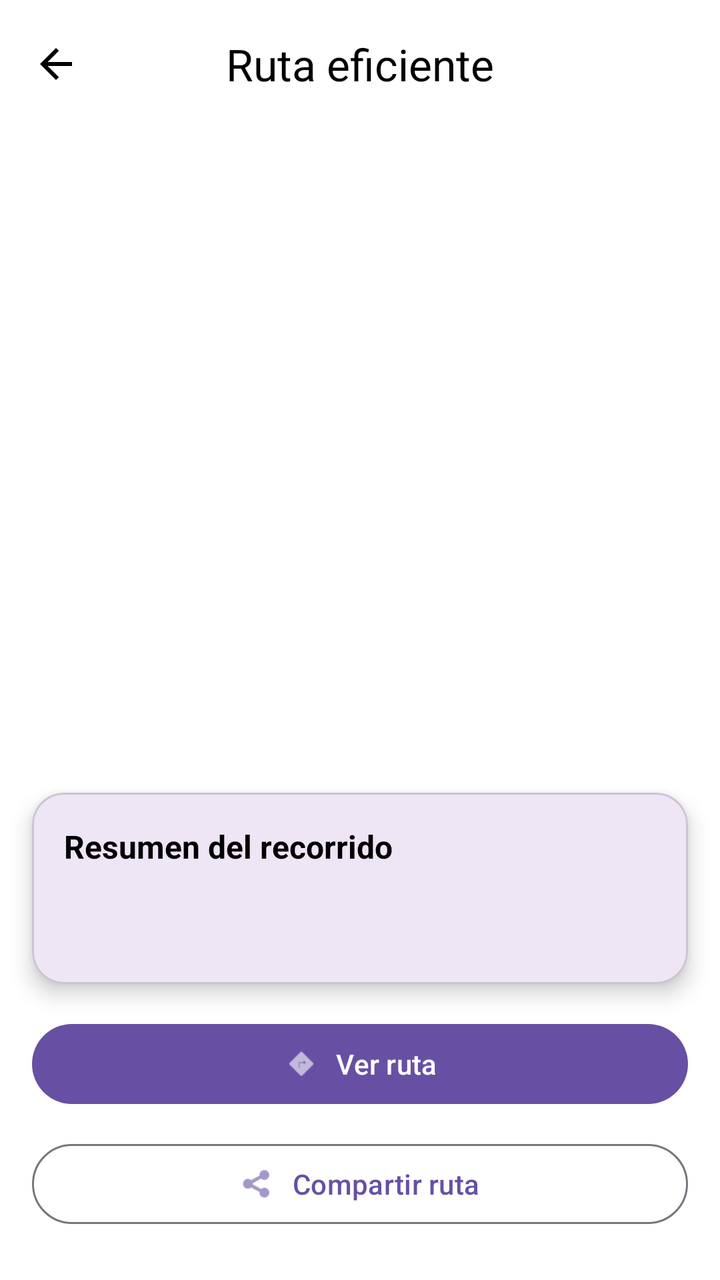
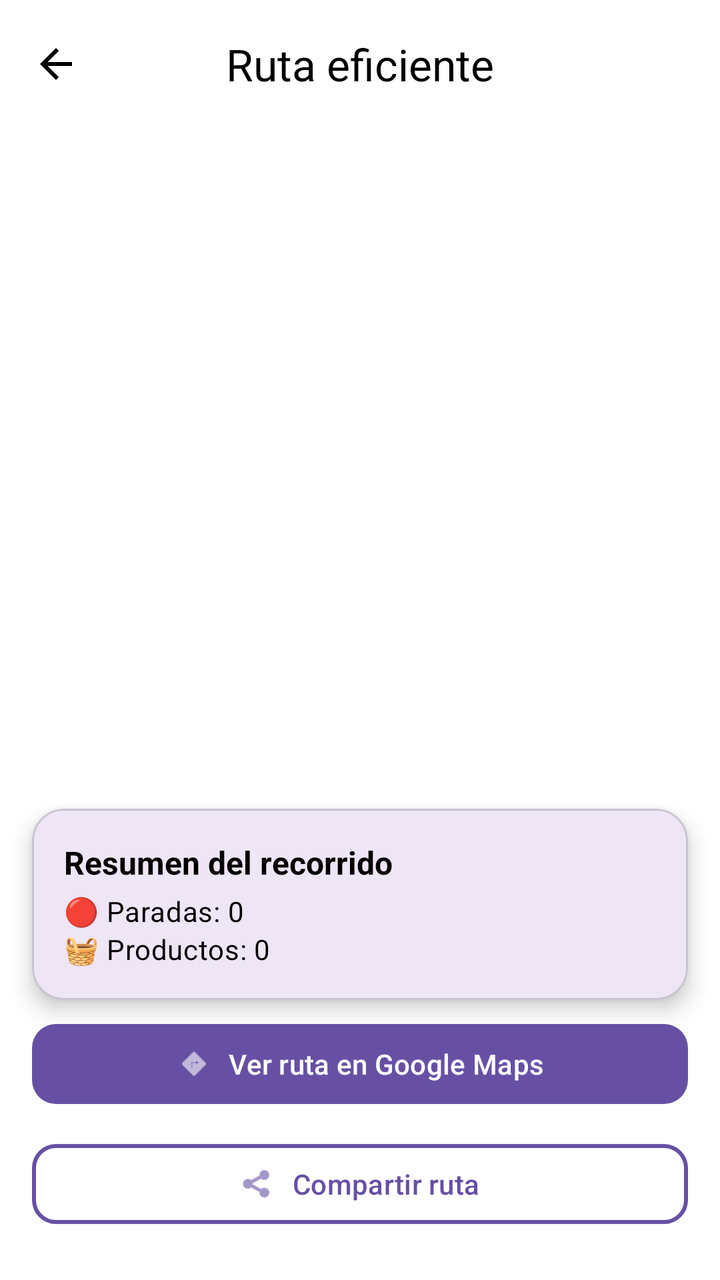

The first picture is an Android layout as it rendered before a commit; the second is the same layout after the commit. The layout source and the unified diff follow.
<!-- AndroidManifest.xml: application theme Theme.Proyecto_movil -->
<!-- res/layout/activity_ruta_eficiente.xml -->
<?xml version="1.0" encoding="utf-8"?>
<androidx.constraintlayout.widget.ConstraintLayout
    xmlns:android="http://schemas.android.com/apk/res/android"
    xmlns:app="http://schemas.android.com/apk/res-auto"
    xmlns:tools="http://schemas.android.com/tools"
    android:layout_width="match_parent"
    android:layout_height="match_parent"
    android:background="@android:color/white"
    tools:context=".RutaEficienteActivity">

    
    <com.google.android.material.appbar.AppBarLayout
        android:id="@+id/appbar"
        android:layout_width="0dp"
        android:layout_height="wrap_content"
        android:background="@android:color/white"
        android:fitsSystemWindows="true"
        app:liftOnScroll="false"
        app:layout_constraintTop_toTopOf="parent"
        app:layout_constraintStart_toStartOf="parent"
        app:layout_constraintEnd_toEndOf="parent">

        <com.google.android.material.appbar.MaterialToolbar
            android:id="@+id/toolbarRuta"
            android:layout_width="match_parent"
            android:layout_height="?attr/actionBarSize"
            android:background="@android:color/white"
            app:navigationIcon="@drawable/ic_arrow_back"
            app:navigationIconTint="@android:color/black"
            app:title="Ruta eficiente"
            app:titleTextColor="@android:color/black"
            app:titleCentered="true" />
    </com.google.android.material.appbar.AppBarLayout>

    
    <androidx.recyclerview.widget.RecyclerView
        android:id="@+id/recyclerTiendas"
        android:layout_width="0dp"
        android:layout_height="0dp"
        android:paddingStart="16dp"
        android:paddingEnd="16dp"
        android:clipToPadding="false"
        app:layout_constraintTop_toBottomOf="@id/appbar"
        app:layout_constraintBottom_toTopOf="@id/cardResumen"
        app:layout_constraintStart_toStartOf="parent"
        app:layout_constraintEnd_toEndOf="parent"
        tools:listitem="@layout/item_tienda_pretty" />

    
    <com.google.android.material.card.MaterialCardView
        android:id="@+id/cardResumen"
        android:layout_width="0dp"
        android:layout_height="wrap_content"
        android:layout_margin="16dp"
        app:cardCornerRadius="16dp"
        app:cardElevation="6dp"
        app:layout_constraintBottom_toTopOf="@id/acciones"
        app:layout_constraintStart_toStartOf="parent"
        app:layout_constraintEnd_toEndOf="parent">

        <LinearLayout
            android:layout_width="match_parent"
            android:layout_height="wrap_content"
            android:orientation="vertical"
            android:padding="16dp">

            <TextView
                android:id="@+id/tvResumenTitulo"
                android:layout_width="wrap_content"
                android:layout_height="wrap_content"
                android:text="Resumen del recorrido"
                android:textStyle="bold"
                android:textSize="16sp"
                android:textColor="@android:color/black" />

            <TextView
                android:id="@+id/tvParadas"
                style="@style/TextAppearance.Material3.BodyMedium"
                android:layout_width="wrap_content"
                android:layout_height="wrap_content"
                android:text=""
                android:layout_marginBottom="4dp"/>

            <TextView
                android:id="@+id/tvProductos"
                style="@style/TextAppearance.Material3.BodyMedium"
                android:layout_width="wrap_content"
                android:layout_height="wrap_content"
                android:text=""/>
        </LinearLayout>
    </com.google.android.material.card.MaterialCardView>

    
    <LinearLayout
        android:id="@+id/acciones"
        android:layout_width="0dp"
        android:layout_height="wrap_content"
        android:orientation="vertical"
        android:layout_marginHorizontal="16dp"
        android:layout_marginBottom="24dp"
        app:layout_constraintBottom_toBottomOf="parent"
        app:layout_constraintStart_toStartOf="parent"
        app:layout_constraintEnd_toEndOf="parent">

        <com.google.android.material.button.MaterialButton
            android:id="@+id/btnVerMapa"
            android:layout_width="match_parent"
            android:layout_height="wrap_content"
            android:text="Ver ruta"
            app:icon="@android:drawable/ic_menu_directions"
            app:iconPadding="8dp"
            app:iconGravity="textStart"
            app:backgroundTint="@color/purple_500"
            android:textColor="@android:color/white"
            android:layout_marginBottom="12dp" />

        <com.google.android.material.button.MaterialButton
            android:id="@+id/btnCompartir"
            style="?attr/materialButtonOutlinedStyle"
            android:layout_width="match_parent"
            android:layout_height="wrap_content"
            android:text="Compartir ruta"
            app:icon="@android:drawable/ic_menu_share"
            app:iconPadding="8dp"
            app:iconGravity="textStart" />
    </LinearLayout>

</androidx.constraintlayout.widget.ConstraintLayout>
<!-- res/layout/item_tienda_pretty.xml (included above) -->
<?xml version="1.0" encoding="utf-8"?>
<com.google.android.material.card.MaterialCardView
    xmlns:android="http://schemas.android.com/apk/res/android"
    xmlns:app="http://schemas.android.com/apk/res-auto"
    android:layout_width="match_parent"
    android:layout_height="wrap_content"
    android:layout_marginTop="8dp"
    app:cardCornerRadius="16dp"
    app:cardElevation="3dp"
    app:rippleColor="@color/purple_500">

    <LinearLayout
        android:layout_width="match_parent"
        android:layout_height="wrap_content"
        android:orientation="horizontal"
        android:padding="12dp"
        android:gravity="center_vertical">

        
        <TextView
            android:id="@+id/avatar"
            android:layout_width="40dp"
            android:layout_height="40dp"
            android:gravity="center"
            android:text="E"
            android:textStyle="bold"
            android:textColor="@android:color/white"
            android:background="@drawable/bg_avatar_circle"
            android:textSize="16sp"/>

        <LinearLayout
            android:layout_width="0dp"
            android:layout_height="wrap_content"
            android:layout_weight="1"
            android:orientation="vertical"
            android:paddingStart="12dp"
            android:paddingEnd="8dp">

            <TextView
                android:id="@+id/tvNombreTienda"
                android:layout_width="wrap_content"
                android:layout_height="wrap_content"
                android:text="Éxito"
                android:textStyle="bold"
                android:textSize="16sp"
                android:textColor="@android:color/black"/>

            <TextView
                android:id="@+id/tvDireccionTienda"
                android:layout_width="wrap_content"
                android:layout_height="wrap_content"
                android:text="Av. 68 #23-45"
                android:textColor="@android:color/darker_gray"
                android:textSize="13sp"/>
        </LinearLayout>

        <com.google.android.material.chip.Chip
            android:id="@+id/chipTiempo"
            style="@style/Widget.MaterialComponents.Chip.Choice"
            android:layout_width="wrap_content"
            android:layout_height="wrap_content"
            android:text="12 min"
            app:chipCornerRadius="12dp"
            app:chipBackgroundColor="@color/purple_500"
            app:chipStrokeColor="@color/purple_500"
            app:chipStrokeWidth="1dp"
            android:textColor="@color/white"/>
    </LinearLayout>
</com.google.android.material.card.MaterialCardView>
<!-- resources referenced by this layout -->
<resources>
  <color name="purple_500">#6750A4</color>
  <color name="white">#FFFFFFFF</color>
  <!-- drawable bg_avatar_circle (drawable) -->
  <?xml version="1.0" encoding="utf-8"?>
  <shape xmlns:android="http://schemas.android.com/apk/res/android" android:shape="oval">
      <solid android:color="@color/purple_500"/>
  </shape>
  <!-- drawable ic_arrow_back (drawable) -->
  <vector xmlns:android="http://schemas.android.com/apk/res/android" android:autoMirrored="true" android:height="24dp" android:tint="#000000" android:viewportHeight="960" android:viewportWidth="960" android:width="24dp">
        
      <path android:fillColor="@android:color/white" android:pathData="M313,520L537,744L480,800L160,480L480,160L537,216L313,440L800,440L800,520L313,520Z"/>
      
  </vector>
  <style name="Theme.Proyecto_movil" parent="Base.Theme.Proyecto_movil" />
  <style name="Base.Theme.Proyecto_movil" parent="Theme.Material3.DayNight.NoActionBar">
          
          
      </style>
</resources>

<!-- the commit's change to res/layout/activity_ruta_eficiente.xml (unified diff, before → after) -->
@@ -51,7 +51,8 @@
         android:id="@+id/cardResumen"
         android:layout_width="0dp"
         android:layout_height="wrap_content"
-        android:layout_margin="16dp"
+        android:layout_marginHorizontal="16dp"
+        android:layout_marginVertical="8dp"
         app:cardCornerRadius="16dp"
         app:cardElevation="6dp"
         app:layout_constraintBottom_toTopOf="@id/acciones"
@@ -78,15 +79,17 @@
                 style="@style/TextAppearance.Material3.BodyMedium"
                 android:layout_width="wrap_content"
                 android:layout_height="wrap_content"
-                android:text=""
-                android:layout_marginBottom="4dp"/>
+                android:layout_marginTop="4dp"
+                android:text="🔴 Paradas: 0"
+                android:textColor="@android:color/black" />
 
             <TextView
                 android:id="@+id/tvProductos"
                 style="@style/TextAppearance.Material3.BodyMedium"
                 android:layout_width="wrap_content"
                 android:layout_height="wrap_content"
-                android:text=""/>
+                android:text="🧺 Productos: 0"
+                android:textColor="@android:color/black" />
         </LinearLayout>
     </com.google.android.material.card.MaterialCardView>
 
@@ -106,10 +109,11 @@
             android:id="@+id/btnVerMapa"
             android:layout_width="match_parent"
             android:layout_height="wrap_content"
-            android:text="Ver ruta"
+            android:text="Ver ruta en Google Maps"
             app:icon="@android:drawable/ic_menu_directions"
             app:iconPadding="8dp"
             app:iconGravity="textStart"
+            app:cornerRadius="12dp"
             app:backgroundTint="@color/purple_500"
             android:textColor="@android:color/white"
             android:layout_marginBottom="12dp" />
@@ -122,7 +126,11 @@
             android:text="Compartir ruta"
             app:icon="@android:drawable/ic_menu_share"
             app:iconPadding="8dp"
-            app:iconGravity="textStart" />
+            app:iconGravity="textStart"
+            app:cornerRadius="12dp"
+            app:strokeColor="@color/purple_500"
+            app:strokeWidth="2dp"
+            android:textColor="@color/purple_500" />
     </LinearLayout>
 
 </androidx.constraintlayout.widget.ConstraintLayout>
